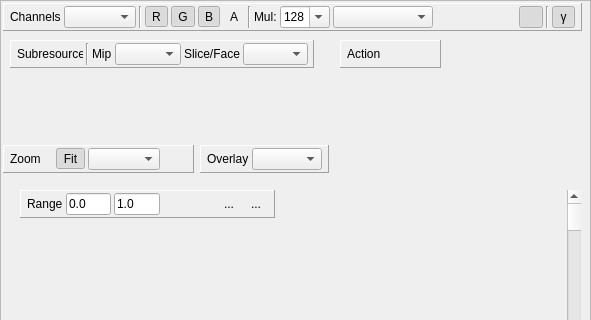
Old version of the form qrenderdoc/Windows/TextureViewer.ui in the repository baldurk/renderdoc; both pictures show x 0 to 591 and y 0 to 320 of the 591 by 571 pixel window.
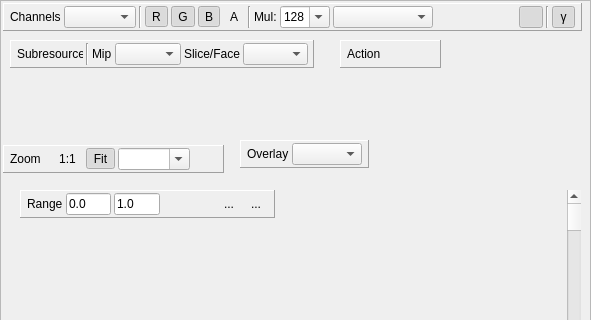
New version of the form. Icons and pictures are not drawn. Custom widgets are drawn as their Qt base class.

What changed in the file:
```diff
--- a/qrenderdoc/Windows/TextureViewer.ui
+++ b/qrenderdoc/Windows/TextureViewer.ui
@@ -187,8 +187,8 @@
   <widget class="QFrame" name="overlayToolbar">
    <property name="geometry">
     <rect>
-     <x>200</x>
-     <y>145</y>
+     <x>240</x>
+     <y>140</y>
      <width>129</width>
      <height>28</height>
     </rect>
@@ -238,7 +238,7 @@
     <rect>
      <x>3</x>
      <y>145</y>
-     <width>191</width>
+     <width>221</width>
      <height>28</height>
     </rect>
    </property>
@@ -278,7 +278,32 @@
      </widget>
     </item>
     <item>
-     <widget class="QToolButton" name="toolButton_14">
+     <widget class="QToolButton" name="zoomExactSize">
+      <property name="enabled">
+       <bool>true</bool>
+      </property>
+      <property name="text">
+       <string>1:1</string>
+      </property>
+      <property name="checkable">
+       <bool>false</bool>
+      </property>
+      <property name="checked">
+       <bool>false</bool>
+      </property>
+      <property name="toolButtonStyle">
+       <enum>Qt::ToolButtonTextBesideIcon</enum>
+      </property>
+      <property name="autoRaise">
+       <bool>true</bool>
+      </property>
+     </widget>
+    </item>
+    <item>
+     <widget class="QToolButton" name="fitToWindow">
+      <property name="enabled">
+       <bool>true</bool>
+      </property>
       <property name="text">
        <string>Fit</string>
       </property>
@@ -301,7 +326,14 @@
      </widget>
     </item>
     <item>
-     <widget class="QComboBox" name="comboBox_3"/>
+     <widget class="QComboBox" name="zoomOption">
+      <property name="editable">
+       <bool>true</bool>
+      </property>
+      <property name="insertPolicy">
+       <enum>QComboBox::NoInsert</enum>
+      </property>
+     </widget>
     </item>
     <item>
      <widget class="QToolButton" name="toolButton_15">
```
Left out of the diff: 4 changed lines with no effect on the pictures.
